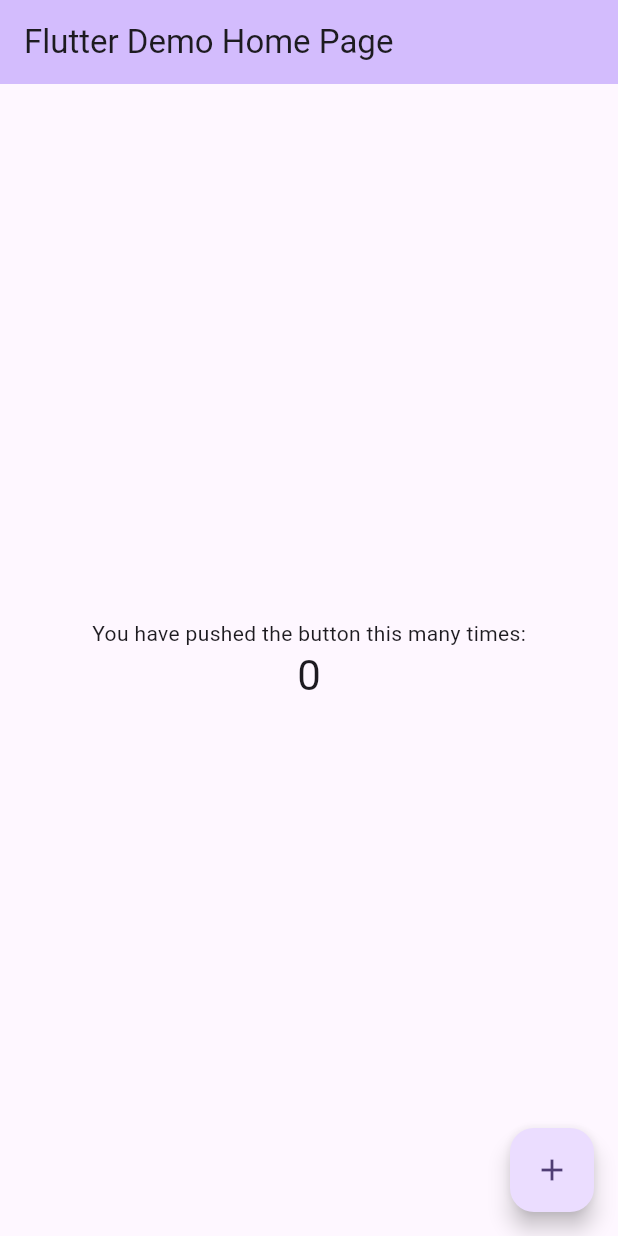
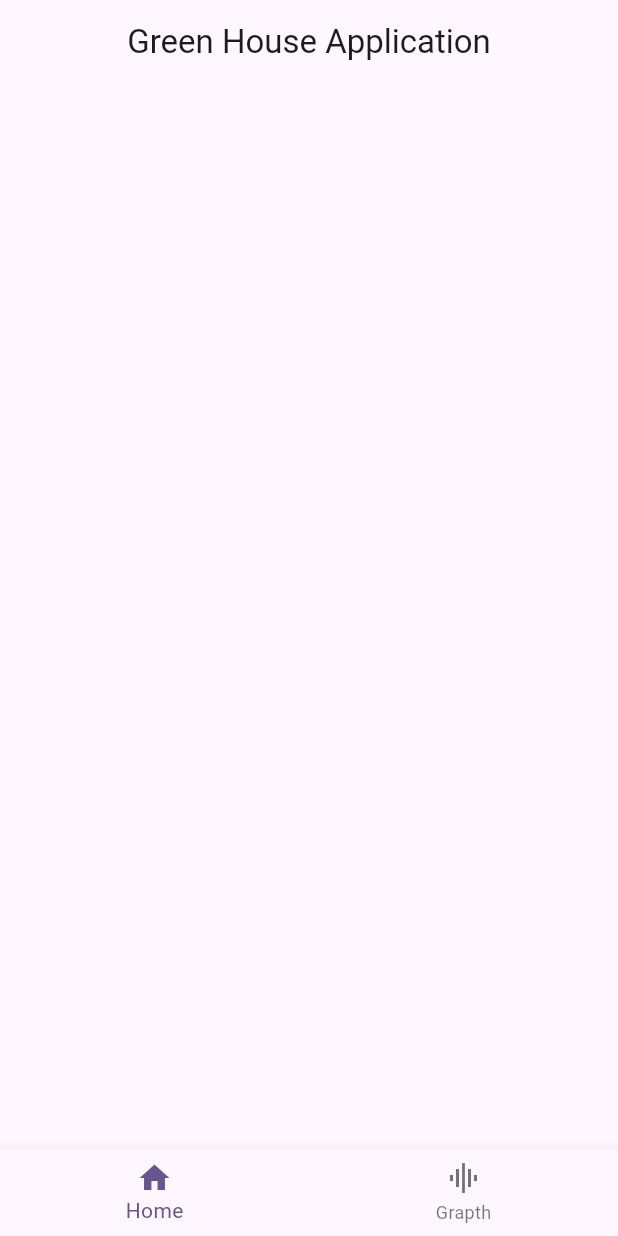
Before and after one commit to Yoshidagumi-group5/bus_app, a Flutter app: the screen it shows after launch, on a phone screen of 412 x 824 dp. Run offline on Flutter 3.47's test engine with Material 3 defaults, Android fonts, the phone set to English and light mode, and no system bars; our stand-ins replace flutter_riverpod.

Commit message:
add RiverPod

```diff
--- a/lib/main.dart
+++ b/lib/main.dart
@@ -1,125 +1,69 @@
 import 'package:flutter/material.dart';
+import 'package:flutter_riverpod/flutter_riverpod.dart';
 
-void main() {
-  runApp(const MyApp());
+Future<void> main() async {
+  runApp(const ProviderScope(child: MyApp()));
 }
 
 class MyApp extends StatelessWidget {
   const MyApp({super.key});
 
-  // This widget is the root of your application.
   @override
   Widget build(BuildContext context) {
     return MaterialApp(
       title: 'Flutter Demo',
       theme: ThemeData(
-        // This is the theme of your application.
-        //
-        // TRY THIS: Try running your application with "flutter run". You'll see
-        // the application has a purple toolbar. Then, without quitting the app,
-        // try changing the seedColor in the colorScheme below to Colors.green
-        // and then invoke "hot reload" (save your changes or press the "hot
-        // reload" button in a Flutter-supported IDE, or press "r" if you used
-        // the command line to start the app).
-        //
-        // Notice that the counter didn't reset back to zero; the application
-        // state is not lost during the reload. To reset the state, use hot
-        // restart instead.
-        //
-        // This works for code too, not just values: Most code changes can be
-        // tested with just a hot reload.
         colorScheme: ColorScheme.fromSeed(seedColor: Colors.deepPurple),
         useMaterial3: true,
       ),
-      home: const MyHomePage(title: 'Flutter Demo Home Page'),
+      home: const MainPage(),
     );
   }
 }
 
-class MyHomePage extends StatefulWidget {
-  const MyHomePage({super.key, required this.title});
+enum PageType {
+  home,
+  grapth,
+}
 
-  // This widget is the home page of your application. It is stateful, meaning
-  // that it has a State object (defined below) that contains fields that affect
-  // how it looks.
+class PageNotifier extends StateNotifier<PageType> {
+  PageNotifier() : super(PageType.home);
 
-  // This class is the configuration for the state. It holds the values (in this
-  // case the title) provided by the parent (in this case the App widget) and
-  // used by the build method of the State. Fields in a Widget subclass are
-  // always marked "final".
+  void changePage(PageType pageType) {
+    state = pageType;
+  }
+}
 
-  final String title;
+final pageProvider = StateNotifierProvider<PageNotifier, PageType>(
+  (ref) => PageNotifier(),
+);
+
+class MainPage extends ConsumerWidget {
+  const MainPage({super.key});
 
   @override
-  State<MyHomePage> createState() => _MyHomePageState();
-}
-
-class _MyHomePageState extends State<MyHomePage> {
-  int _counter = 0;
-
-  void _incrementCounter() {
-    setState(() {
-      // This call to setState tells the Flutter framework that something has
-      // changed in this State, which causes it to rerun the build method below
-      // so that the display can reflect the updated values. If we changed
-      // _counter without calling setState(), then the build method would not be
-      // called again, and so nothing would appear to happen.
-      _counter++;
-    });
-  }
-
-  @override
-  Widget build(BuildContext context) {
-    // This method is rerun every time setState is called, for instance as done
-    // by the _incrementCounter method above.
-    //
-    // The Flutter framework has been optimized to make rerunning build methods
-    // fast, so that you can just rebuild anything that needs updating rather
-    // than having to individually change instances of widgets.
+  Widget build(BuildContext context, WidgetRef ref) {
+    final currentPage = ref.watch(pageProvider);
     return Scaffold(
-      appBar: AppBar(
-        // TRY THIS: Try changing the color here to a specific color (to
-        // Colors.amber, perhaps?) and trigger a hot reload to see the AppBar
-        // change color while the other colors stay the same.
-        backgroundColor: Theme.of(context).colorScheme.inversePrimary,
-        // Here we take the value from the MyHomePage object that was created by
-        // the App.build method, and use it to set our appbar title.
-        title: Text(widget.title),
-      ),
-      body: Center(
-        // Center is a layout widget. It takes a single child and positions it
-        // in the middle of the parent.
-        child: Column(
-          // Column is also a layout widget. It takes a list of children and
-          // arranges them vertically. By default, it sizes itself to fit its
-          // children horizontally, and tries to be as tall as its parent.
-          //
-          // Column has various properties to control how it sizes itself and
-          // how it positions its children. Here we use mainAxisAlignment to
-          // center the children vertically; the main axis here is the vertical
-          // axis because Columns are vertical (the cross axis would be
-          // horizontal).
-          //
-          // TRY THIS: Invoke "debug painting" (choose the "Toggle Debug Paint"
-          // action in the IDE, or press "p" in the console), to see the
-          // wireframe for each widget.
-          mainAxisAlignment: MainAxisAlignment.center,
-          children: <Widget>[
-            const Text(
-              'You have pushed the button this many times:',
-            ),
-            Text(
-              '$_counter',
-              style: Theme.of(context).textTheme.headlineMedium,
-            ),
+        appBar: AppBar(
+          title: const Center(child: Text("Green House Application")),
+        ),
+        /*
+        body: currentPage == PageType.home
+            ? const Center(child: NowInstance())
+            : const Center(child: GreenGrapth()),
+        */
+        bottomNavigationBar: BottomNavigationBar(
+          currentIndex: currentPage == PageType.home ? 0 : 1,
+          items: const [
+            BottomNavigationBarItem(icon: Icon(Icons.home), label: "Home"),
+            BottomNavigationBarItem(
+                icon: Icon(Icons.graphic_eq_outlined), label: "Grapth")
           ],
-        ),
-      ),
-      floatingActionButton: FloatingActionButton(
-        onPressed: _incrementCounter,
-        tooltip: 'Increment',
-        child: const Icon(Icons.add),
-      ), // This trailing comma makes auto-formatting nicer for build methods.
-    );
+          onTap: (index) {
+            final pageType = index == 0 ? PageType.home : PageType.grapth;
+            ref.read(pageProvider.notifier).changePage(pageType);
+          },
+        ));
   }
 }
```
Also changed, not shown: pubspec.yaml (+9 -2 lines), pubspec.lock, 9 other files.
